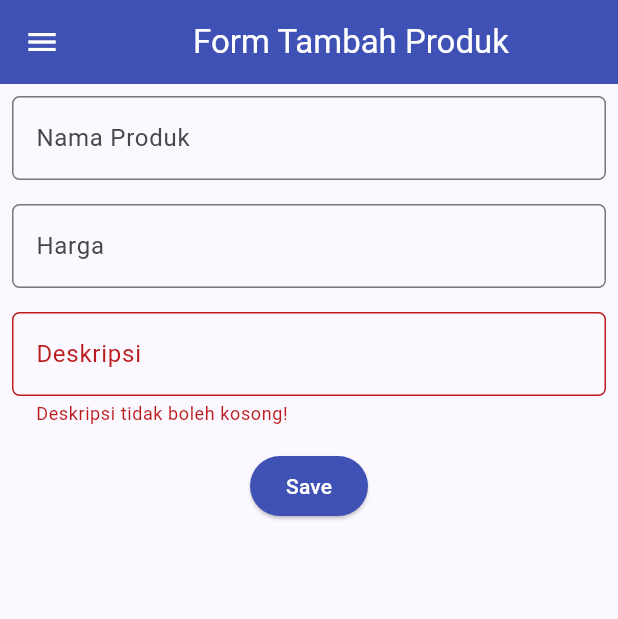
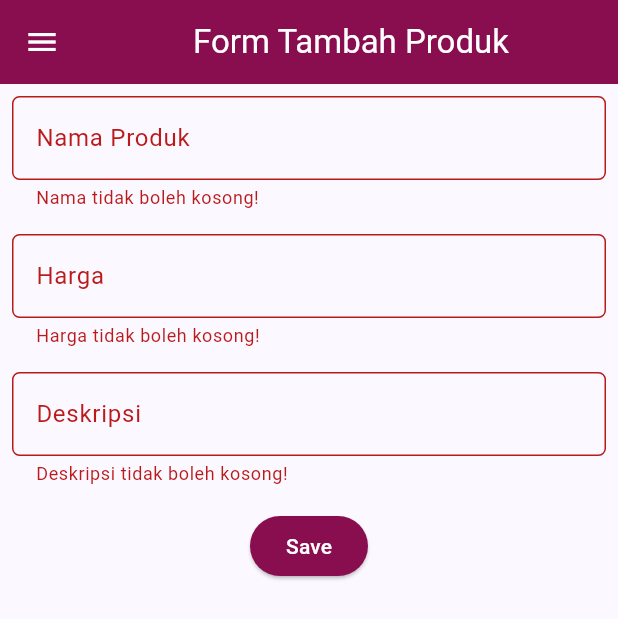
Before and after one commit to rapunzzz/shopping-list-mobile, a Flutter app: the ShopFormPage screen opened directly, after a tap on "Save", on a phone screen of 412 x 824 dp. Shown: the top 619 px of the screen. Run offline on Flutter 3.47's test engine with Material 2 defaults, Android fonts, the phone set to English and light mode, and no system bars; missing offline and left inert: pbp_django_auth; network calls fail.

Commit message:
Tutorial 8

```diff
--- a/lib/screens/shoplist_form.dart
+++ b/lib/screens/shoplist_form.dart
@@ -1,6 +1,10 @@
+import 'dart:convert';
+
 import 'package:flutter/material.dart';
-// TODO: Impor drawer yang sudah dibuat sebelumnya
 import 'package:shopping_list/widgets/left_drawer.dart';
+import 'package:pbp_django_auth/pbp_django_auth.dart';
+import 'package:provider/provider.dart';
+import 'package:shopping_list/screens/menu.dart';
 
 class ShopFormPage extends StatefulWidget {
   const ShopFormPage({super.key});
@@ -14,25 +18,32 @@ class _ShopFormPageState extends State<ShopFormPage> {
   String _name = "";
   int _price = 0;
   String _description = "";
+
   @override
   Widget build(BuildContext context) {
-    return Scaffold(
+    final request = context.watch<CookieRequest>();
+    return Provider(
+        create: (_) {
+          CookieRequest request = CookieRequest();
+          return request;
+        },
+        child: Scaffold(
           appBar: AppBar(
             title: const Center(
               child: Text(
                 'Form Tambah Produk',
               ),
             ),
-          backgroundColor: Colors.indigo,
+            backgroundColor: Colors.pink.shade900,
             foregroundColor: Colors.white,
           ),
-        // TODO: Tambahkan drawer yang sudah dibuat di sini
           drawer: const LeftDrawer(),
           body: Form(
             key: _formKey,
             child: SingleChildScrollView(
-            child:
-                Column(crossAxisAlignment: CrossAxisAlignment.start, children: [
+              child: Column(
+                crossAxisAlignment: CrossAxisAlignment.start,
+                children: [
                   Padding(
                     padding: const EdgeInsets.all(8.0),
                     child: TextFormField(
@@ -66,7 +77,6 @@ class _ShopFormPageState extends State<ShopFormPage> {
                           borderRadius: BorderRadius.circular(5.0),
                         ),
                       ),
-                  // TODO: Tambahkan variabel yang sesuai
                       onChanged: (String? value) {
                         setState(() {
                           _price = int.parse(value!);
@@ -95,7 +105,6 @@ class _ShopFormPageState extends State<ShopFormPage> {
                       ),
                       onChanged: (String? value) {
                         setState(() {
-                      // TODO: Tambahkan variabel yang sesuai
                           _description = value!;
                         });
                       },
@@ -113,39 +122,43 @@ class _ShopFormPageState extends State<ShopFormPage> {
                       padding: const EdgeInsets.all(8.0),
                       child: ElevatedButton(
                         style: ButtonStyle(
-                      backgroundColor: MaterialStateProperty.all(Colors.indigo),
+                          backgroundColor:
+                              MaterialStateProperty.all(Colors.pink.shade900),
                         ),
-                    onPressed: () {
+                        onPressed: () async {
                           if (_formKey.currentState!.validate()) {
-                        showDialog(
-                          context: context,
-                          builder: (context) {
-                            return AlertDialog(
-                              title: const Text('Produk berhasil tersimpan'),
-                              content: SingleChildScrollView(
-                                child: Column(
-                                  crossAxisAlignment: CrossAxisAlignment.start,
-                                  children: [
-                                    Text('Nama: $_name'),
-                                    // TODO: Munculkan value-value lainnya
-                                    Text('Harga: $_price'),
-                                    Text('Deskripsi: $_description'),
-                                  ],
-                                ),
-                              ),
-                              actions: [
-                                TextButton(
-                                  child: const Text('OK'),
-                                  onPressed: () {
-                                    Navigator.pop(context);
-                                  },
-                                ),
-                              ],
-                            );
-                          },
+                            // Kirim ke Django dan tunggu respons
+
+                            final response = await request.postJson(
+                                "http://127.0.0.1:8000/create-flutter/",
+                                jsonEncode(<String, String>{
+                                  'name': _name,
+                                  'price': _price.toString(),
+                                  'description': _description,
+                                }));
+                            if (response['status'] == 'success') {
+                              if (context.mounted) {
+                                ScaffoldMessenger.of(context)
+                                    .showSnackBar(const SnackBar(
+                                  content:
+                                      Text("Produk baru berhasil disimpan!"),
+                                ));
+                                Navigator.pushReplacement(
+                                  context,
+                                  MaterialPageRoute(
+                                      builder: (context) => MyHomePage()),
                                 );
                               }
-                      _formKey.currentState!.reset();
+                            } else {
+                              if (context.mounted) {
+                                ScaffoldMessenger.of(context)
+                                    .showSnackBar(const SnackBar(
+                                  content: Text(
+                                      "Terdapat kesalahan, silakan coba lagi."),
+                                ));
+                              }
+                            }
+                          }
                         },
                         child: const Text(
                           "Save",
@@ -154,7 +167,9 @@ class _ShopFormPageState extends State<ShopFormPage> {
                       ),
                     ),
                   ),
-            ]),
+                ],
+              ),
+            ),
           ),
         ));
   }
--- a/lib/widgets/left_drawer.dart
+++ b/lib/widgets/left_drawer.dart
@@ -3,6 +3,7 @@ import 'package:shopping_list/screens/menu.dart';
 
 // TODO: Impor halaman ShopFormPage jika sudah dibuat
 import 'package:shopping_list/screens/shoplist_form.dart';
+import 'package:shopping_list/screens/list_product.dart';
 
 class LeftDrawer extends StatelessWidget {
   const LeftDrawer({super.key});
@@ -69,6 +70,17 @@ class LeftDrawer extends StatelessWidget {
                   ));
             },
           ),
+          ListTile(
+            leading: const Icon(Icons.shopping_basket),
+            title: const Text('Daftar Produk'),
+            onTap: () {
+              // Route menu ke halaman produk
+              Navigator.push(
+                context,
+                MaterialPageRoute(builder: (context) => const ProductPage()),
+              );
+            },
+          ),
         ],
       ),
     );
--- a/pubspec.yaml
+++ b/pubspec.yaml
@@ -35,6 +35,9 @@ dependencies:
   # The following adds the Cupertino Icons font to your application.
   # Use with the CupertinoIcons class for iOS style icons.
   cupertino_icons: ^1.0.2
+  provider: ^6.1.1
+  pbp_django_auth: ^0.3.1
+  http: ^0.13.6
 
 dev_dependencies:
   flutter_test:
```
Also changed, not shown: lib/main.dart (+16 -24 lines), lib/models/product.dart (added, +68 -0 lines), lib/screens/list_product.dart (added, +93 -0 lines), lib/screens/login.dart (added, +123 -0 lines), lib/widgets/shop_card.dart (+58 -7 lines), pubspec.lock, 2 other files. Lines whose indentation alone changed are shown as unchanged.
